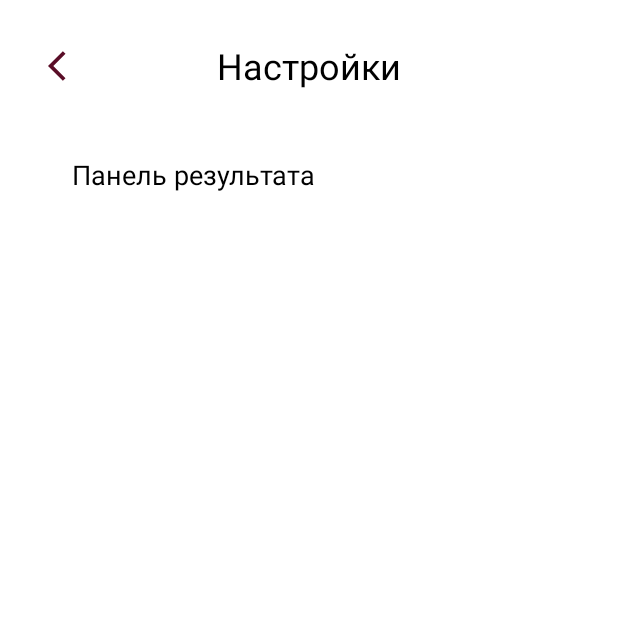
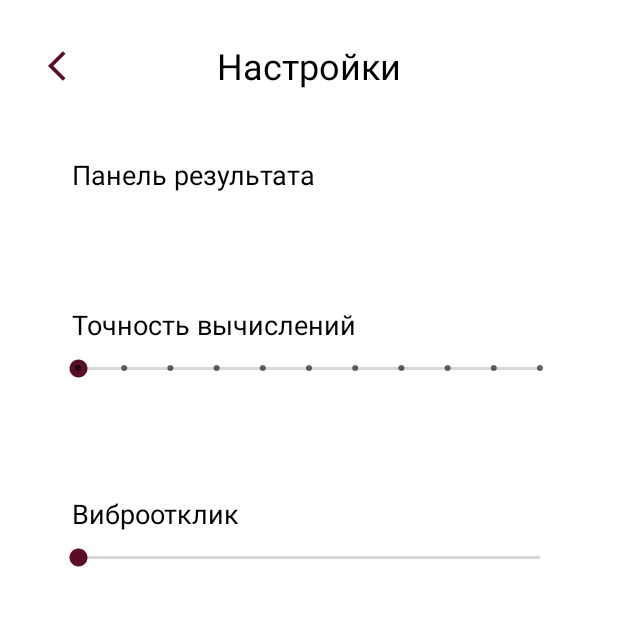
Before and after one commit to margavrilova/Calculator, an Android app: the SettingsActivity screen opened directly, with no data from a screen before it, on a phone screen of 412 x 824 dp, the top half of it. Run offline under Robolectric (Android 15) with nearby library versions, the phone set to English and light mode, and no system bars; libraries missing offline, so code that uses them is left out: by.kirich1409.viewbindingdelegate; 7 statements that could not run were skipped.

Commit message:
Точность вычислений, виброотклик, обработка некорректных выражений

```diff
--- a/app/src/main/java/com/example/calculator/data/SettingsDaoImpl.kt
+++ b/app/src/main/java/com/example/calculator/data/SettingsDaoImpl.kt
@@ -20,8 +20,26 @@ class SettingsDaoImpl(
             ?.let { ResultPanelType.valueOf(it) } ?: ResultPanelType.RIGHT
     }
 
+    override suspend fun getPrecision(): Int {
+        return preferences.getInt(PRECISION_NUMBER_KEY, 3)
+    }
+
+    override suspend fun setPrecision(precisionNumber: Int) {
+        preferences.edit().putInt(PRECISION_NUMBER_KEY, precisionNumber).apply()
+    }
+
+    override suspend fun getVibration(): Int {
+        return preferences.getInt(VIBRATION_KEY, 0)
+    }
+
+    override suspend fun setVibration(vibration: Int) {
+        preferences.edit().putInt(VIBRATION_KEY, vibration).apply()
+    }
+
+
     companion object {
         private const val RESULT_PANEL_TYPE_KEY = "RESULT_PANEL_TYPE_KEY"
+        private const val PRECISION_NUMBER_KEY = "PRECISION_NUMBER_KEY"
+        private const val VIBRATION_KEY = "VIBRATION_KEY"
     }
-
 }
--- a/app/src/main/java/com/example/calculator/domain/SettingsDao.kt
+++ b/app/src/main/java/com/example/calculator/domain/SettingsDao.kt
@@ -4,13 +4,19 @@ import com.example.calculator.domain.entity.ResultPanelType
 
 interface SettingsDao {
 
-    /**
-     * Устанавливает тип отображения панели результата
-     */
+    /** Тип отображения панели результата */
     suspend fun setResultPanelType(resultPanelType: ResultPanelType)
+    suspend fun getResultPanelType(): ResultPanelType
 
-    /**
-     * Получает тип отображения панели результата
-     */
-    suspend fun getResultPanelType(): ResultPanelType
+    /** Точность вычислений */
+    suspend fun setPrecision(precisionNumber: Int)
+    suspend fun getPrecision(): Int
+
+    suspend fun setVibration(vibration: Int)
+    suspend fun getVibration(): Int?
+
+
+    /** Сила вибрации */
+    //suspend fun setVibrationType(vibrationType: VibrationType) TODO
+    //suspend fun getVibrationType(): VibrationType TODO
 }
--- a/app/src/main/java/com/example/calculator/presentation/settings/SingleLiveEvent.kt
+++ b/app/src/main/java/com/example/calculator/presentation/common/SingleLiveEvent.kt
@@ -1,4 +1,4 @@
-package com.example.calculator.presentation.settings
+package com.example.calculator.presentation.common
 
 import android.util.Log
 import androidx.annotation.MainThread
--- a/app/src/main/java/com/example/calculator/presentation/history/HistoryViewModel.kt
+++ b/app/src/main/java/com/example/calculator/presentation/history/HistoryViewModel.kt
@@ -6,7 +6,7 @@ import androidx.lifecycle.ViewModel
 import androidx.lifecycle.viewModelScope
 import com.example.calculator.domain.entity.HistoryItem
 import com.example.calculator.domain.entity.HistoryRepository
-import com.example.calculator.presentation.settings.SingleLiveEvent
+import com.example.calculator.presentation.common.SingleLiveEvent
 import kotlinx.coroutines.launch
 
 class HistoryViewModel(
--- a/app/src/main/java/com/example/calculator/presentation/main/Operator.kt
+++ b/app/src/main/java/com/example/calculator/presentation/main/Operator.kt
@@ -2,5 +2,5 @@ package com.example.calculator.presentation.main
 
 enum class Operator(val symbol: String) {
     PLUS("+"), MINUS("-"), MULTIPLY("*"), DIVIDE("/"),
-    POWER("^"), BRACELEFT("("), BRACERIGHT(")"), POINT(".")
+    POWER("^"), POINT(".")
 }
--- a/app/src/main/java/com/example/calculator/presentation/settings/SettingsActivity.kt
+++ b/app/src/main/java/com/example/calculator/presentation/settings/SettingsActivity.kt
@@ -2,6 +2,7 @@ package com.example.calculator.presentation.settings
 
 import android.app.AlertDialog
 import android.os.Bundle
+import android.widget.SeekBar
 import androidx.activity.viewModels
 import androidx.lifecycle.ViewModel
 import androidx.lifecycle.ViewModelProvider
@@ -32,6 +33,34 @@ class SettingsActivity : BaseActivity() {
         viewBinding.resultPanelContainer.setOnClickListener {
             viewModel.onResultPanelTypeClicked()
         }
+
+        viewBinding.seekBarPrecision.setOnSeekBarChangeListener(object :
+            SeekBar.OnSeekBarChangeListener {
+            override fun onProgressChanged(seekBar: SeekBar, i: Int, b: Boolean) {
+                viewBinding.precisionText.text =
+                    "Знаков после запятой: " + seekBar.progress.toString()
+            }
+
+            override fun onStartTrackingTouch(seekBar: SeekBar) {}
+
+            override fun onStopTrackingTouch(seekBar: SeekBar) {
+                viewModel.onPrecisionChanged(seekBar.progress)
+            }
+        })
+
+        viewBinding.seekBarVibration.setOnSeekBarChangeListener(object :
+            SeekBar.OnSeekBarChangeListener {
+            override fun onProgressChanged(seekBar: SeekBar, i: Int, b: Boolean) {
+                viewBinding.vibrationText.text = seekBar.progress.toString()
+            }
+
+            override fun onStartTrackingTouch(seekBar: SeekBar) {}
+
+            override fun onStopTrackingTouch(seekBar: SeekBar) {
+                viewModel.onVibrationChanged(seekBar.progress)
+            }
+        })
+
         viewModel.resultPanelState.observe(this) { state ->
             viewBinding.resultPanelDescription.text =
                 resources.getStringArray(R.array.result_panel_types)[state.ordinal]
@@ -39,7 +68,16 @@ class SettingsActivity : BaseActivity() {
         viewModel.openResultPanelAction.observe(this) { type ->
             showDialog(type)
         }
+
+        viewModel.precisionResult.observe(this) {
+            viewBinding.seekBarPrecision.progress = it
+        }
+
+        viewModel.vibrationTime.observe(this) {
+            viewBinding.seekBarVibration.progress = it
+        }
     }
+
 
     private fun showDialog(type: ResultPanelType) {
         var result: Int? = null
--- a/app/src/main/java/com/example/calculator/presentation/settings/SettingsViewModel.kt
+++ b/app/src/main/java/com/example/calculator/presentation/settings/SettingsViewModel.kt
@@ -6,6 +6,7 @@ import androidx.lifecycle.ViewModel
 import androidx.lifecycle.viewModelScope
 import com.example.calculator.domain.SettingsDao
 import com.example.calculator.domain.entity.ResultPanelType
+import com.example.calculator.presentation.common.SingleLiveEvent
 import kotlinx.coroutines.launch
 
 class SettingsViewModel(
@@ -18,9 +19,17 @@ class SettingsViewModel(
     private val _openResultPanelAction = SingleLiveEvent<ResultPanelType>()
     val openResultPanelAction: LiveData<ResultPanelType> = _openResultPanelAction
 
+    private val _precisionResult = MutableLiveData<Int>()
+    val precisionResult = _precisionResult
+
+    private val _vibrationTime = MutableLiveData<Int>()
+    val vibrationTime = _vibrationTime
+
     init {
         viewModelScope.launch {
             _resultPanelState.value = settingsDao.getResultPanelType()
+            _precisionResult.value = settingsDao.getPrecision()
+            _vibrationTime.value = settingsDao.getVibration()
         }
     }
 
@@ -35,4 +44,18 @@ class SettingsViewModel(
         _openResultPanelAction.value = resultPanelState.value
     }
 
+    fun onPrecisionChanged(precision: Int) {
+        _precisionResult.value = precision
+        viewModelScope.launch {
+            settingsDao.setPrecision(precision)
+        }
+    }
+
+    fun onVibrationChanged(vibration: Int) {
+        _vibrationTime.value = vibration
+        viewModelScope.launch {
+            settingsDao.setVibration(vibration)
+        }
+    }
+
 }
--- a/app/src/main/res/layout/settings_activity.xml
+++ b/app/src/main/res/layout/settings_activity.xml
@@ -72,4 +72,107 @@
 
     </LinearLayout>
 
+    <LinearLayout
+        android:id="@+id/precision_container"
+        android:layout_width="match_parent"
+        android:layout_height="wrap_content"
+        android:layout_marginStart="16dp"
+        android:layout_marginEnd="16dp"
+        android:orientation="vertical"
+        android:layout_marginTop="16sp"
+        android:padding="16dp"
+        app:layout_constraintStart_toStartOf="parent"
+        app:layout_constraintEnd_toEndOf="parent"
+        app:layout_constraintTop_toBottomOf="@+id/result_panel_container">
+
+        <TextView
+            android:id="@+id/precision_title"
+            android:layout_width="match_parent"
+            android:layout_height="wrap_content"
+            android:layout_marginStart="16dp"
+            android:layout_marginEnd="16dp"
+            android:text="@string/settings_precision_title"
+            android:textColor="@color/black"
+            android:textSize="18sp"
+            app:layout_constraintEnd_toEndOf="parent"
+            app:layout_constraintStart_toStartOf="parent"
+            app:layout_constraintTop_toBottomOf="@+id/title" />
+
+        <SeekBar
+            android:id="@+id/seekBarPrecision"
+            style="@style/Widget.AppCompat.SeekBar.Discrete"
+            android:layout_width="match_parent"
+            android:layout_height="wrap_content"
+            android:layout_marginStart="4dp"
+            android:layout_marginEnd="4dp"
+            android:layout_marginTop="8dp"
+            android:min="0"
+            android:max="10"
+            tools:progress="3"
+            app:layout_constraintEnd_toEndOf="parent"
+            app:layout_constraintStart_toStartOf="parent"
+            app:layout_constraintTop_toBottomOf="@+id/title" />
+
+        <TextView
+            android:id="@+id/precision_text"
+            android:layout_width="match_parent"
+            android:layout_height="wrap_content"
+            android:layout_marginStart="16dp"
+            android:layout_marginEnd="16dp"
+            android:layout_marginTop="8dp"
+            android:layout_gravity="center_horizontal"
+            tools:text="Знаков после запятой: 3" />
+    </LinearLayout>
+
+    <LinearLayout
+        android:id="@+id/vibration_container"
+        android:layout_width="match_parent"
+        android:layout_height="wrap_content"
+        android:layout_marginStart="16dp"
+        android:layout_marginEnd="16dp"
+        android:orientation="vertical"
+        android:layout_marginTop="16sp"
+        android:padding="16dp"
+        app:layout_constraintStart_toStartOf="parent"
+        app:layout_constraintEnd_toEndOf="parent"
+        app:layout_constraintTop_toBottomOf="@+id/precision_container">
+
+        <TextView
+            android:id="@+id/vibration_title"
+            android:layout_width="match_parent"
+            android:layout_height="wrap_content"
+            android:layout_marginStart="16dp"
+            android:layout_marginEnd="16dp"
+            android:text="@string/settings_vibration_title"
+            android:textColor="@color/black"
+            android:textSize="18sp"
+            app:layout_constraintEnd_toEndOf="parent"
+            app:layout_constraintStart_toStartOf="parent"
+            app:layout_constraintTop_toBottomOf="@+id/title" />
+
+        <SeekBar
+            android:id="@+id/seekBarVibration"
+            android:layout_width="match_parent"
+            android:layout_height="wrap_content"
+            android:layout_marginStart="4dp"
+            android:layout_marginEnd="4dp"
+            android:layout_marginTop="8dp"
+            android:min="0"
+            android:max="10"
+            tools:progress="5"
+            app:layout_constraintEnd_toEndOf="parent"
+            app:layout_constraintStart_toStartOf="parent"
+            app:layout_constraintTop_toBottomOf="@+id/title" />
+
+        <TextView
+            android:id="@+id/vibration_text"
+            android:layout_width="match_parent"
+            android:layout_height="wrap_content"
+            android:layout_marginStart="16dp"
+            android:layout_marginEnd="16dp"
+            android:layout_marginTop="8dp"
+            android:layout_gravity="center_horizontal"
+            tools:text="5 из 10" />
+    </LinearLayout>
+
 </androidx.constraintlayout.widget.ConstraintLayout>
--- a/app/src/main/res/values/strings.xml
+++ b/app/src/main/res/values/strings.xml
@@ -3,6 +3,8 @@
     <string name="settings_result_panel_title">Панель результата</string>
     <string name="settings_title">Настройки</string>
     <string name="history_title">История операций</string>
+    <string name="settings_precision_title">Точность вычислений</string>
+    <string name="settings_vibration_title">Виброотклик</string>
 
     <string-array name="result_panel_types">
         <item>Есть. Отображается слева</item>
```
Also changed, not shown: app/src/main/java/com/example/calculator/domain/CalculateExpression.kt (+16 -8 lines), app/src/main/java/com/example/calculator/presentation/main/MainActivity.kt (+15 -4 lines), app/src/main/java/com/example/calculator/presentation/main/MainViewModel.kt (+27 -5 lines).
